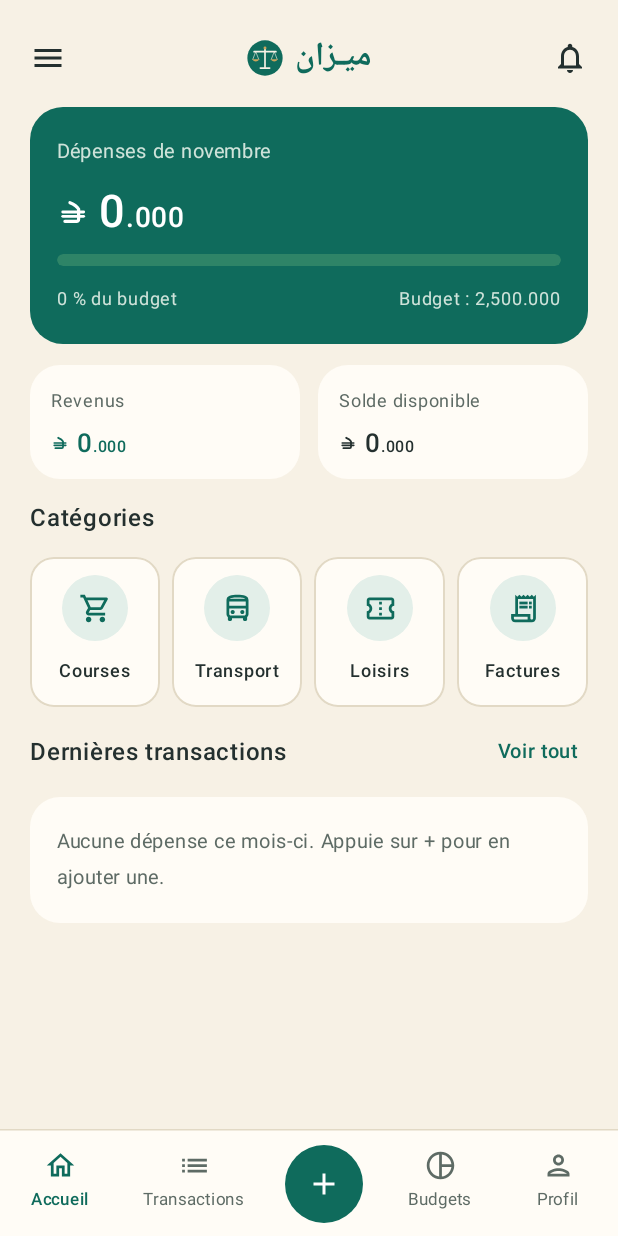
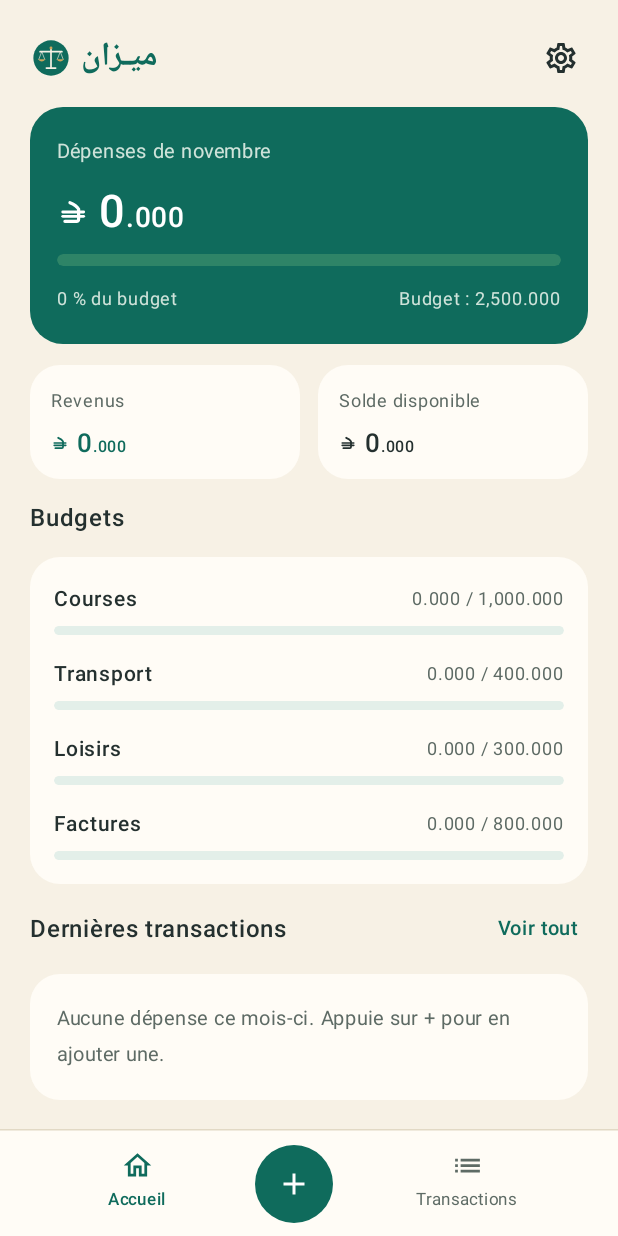
Before and after one commit to daly64/Mizan, an Android app built with Jetpack Compose: the screen it shows after launch (MainActivity), on a phone screen of 412 x 824 dp. Run offline under Robolectric (Android 15) with nearby library versions, the phone set to English and light mode, and no system bars; our stand-ins replace Room's generated code.

Commit message:
Interface simplifiée et splash sans son (v0.12)
- Barre du bas : Accueil · + · Transactions ; Réglages via ⚙ sur l'accueil
- Budgets par catégorie intégrés à l'accueil (onglet Budgets retiré)
- Réglages : thème et sauvegardes seulement (lignes inactives retirées)
- Formulaire sans choix espèces/carte
- Splash muet (son et réglage retirés)
- Base v3 : migration depuis la v1 et depuis les tests 0.11 (table notes retirée)

Co-Authored-By: Claude Opus 5.5 <noreply@anthropic.com>
Claude-Session: https://claude.ai/code/session_01AM7gcm1LZqXx7Jjv27HERG

```diff
--- a/app/build.gradle.kts
+++ b/app/build.gradle.kts
@@ -13,8 +13,8 @@ android {
         applicationId = "tn.mizan.app"
         minSdk = 26
         targetSdk = 35
-        versionCode = 14
-        versionName = "0.10.0"
+        versionCode = 18
+        versionName = "0.12.0"
     }
 
     buildTypes {
--- a/app/src/main/java/tn/mizan/app/data/MizanDatabase.kt
+++ b/app/src/main/java/tn/mizan/app/data/MizanDatabase.kt
@@ -9,6 +9,7 @@ import androidx.room.OnConflictStrategy
 import androidx.room.Query
 import androidx.room.Room
 import androidx.room.RoomDatabase
+import androidx.room.migration.Migration
 import androidx.sqlite.db.SupportSQLiteDatabase
 import kotlinx.coroutines.flow.Flow
 
@@ -50,7 +51,7 @@ interface MizanDao {
     suspend fun upsertBudgets(budgets: List<Budget>)
 }
 
-@Database(entities = [Expense::class, Budget::class], version = 1, exportSchema = false)
+@Database(entities = [Expense::class, Budget::class], version = 3, exportSchema = false)
 abstract class MizanDatabase : RoomDatabase() {
     abstract fun dao(): MizanDao
 
@@ -63,6 +64,17 @@ abstract class MizanDatabase : RoomDatabase() {
             Category.FACTURES to 800_000L
         )
 
+        // Les versions de test avec assistant IA (0.11.x) avaient passé la base en v2 avec une table « notes ».
+        // On revient à la version simple : v3 = mêmes tables que v1, la table des notes est retirée.
+        private val MIGRATION_1_3 = object : Migration(1, 3) {
+            override fun migrate(db: SupportSQLiteDatabase) {}
+        }
+        private val MIGRATION_2_3 = object : Migration(2, 3) {
+            override fun migrate(db: SupportSQLiteDatabase) {
+                db.execSQL("DROP TABLE IF EXISTS `notes`")
+            }
+        }
+
         @Volatile
         private var instance: MizanDatabase? = null
 
@@ -72,7 +84,7 @@ abstract class MizanDatabase : RoomDatabase() {
                     context.applicationContext,
                     MizanDatabase::class.java,
                     "mizan.db"
-                ).addCallback(object : RoomDatabase.Callback() {
+                ).addMigrations(MIGRATION_1_3, MIGRATION_2_3).addCallback(object : RoomDatabase.Callback() {
                     override fun onCreate(db: SupportSQLiteDatabase) {
                         super.onCreate(db)
                         DEFAULT_BUDGETS.forEach { (category, limit) ->
--- a/app/src/main/java/tn/mizan/app/ui/MizanApp.kt
+++ b/app/src/main/java/tn/mizan/app/ui/MizanApp.kt
@@ -17,8 +17,6 @@ import androidx.compose.material.icons.Icons
 import androidx.compose.material.icons.automirrored.outlined.List
 import androidx.compose.material.icons.filled.Add
 import androidx.compose.material.icons.outlined.Home
-import androidx.compose.material.icons.outlined.Person
-import androidx.compose.material.icons.outlined.PieChart
 import androidx.compose.material3.HorizontalDivider
 import androidx.compose.material3.Icon
 import androidx.compose.material3.Scaffold
@@ -48,7 +46,6 @@ import androidx.navigation.compose.currentBackStackEntryAsState
 import androidx.navigation.compose.rememberNavController
 import tn.mizan.app.ui.screens.AddExpenseScreen
 import tn.mizan.app.ui.screens.AnimatedSplash
-import tn.mizan.app.ui.screens.BudgetsScreen
 import tn.mizan.app.ui.screens.HomeScreen
 import tn.mizan.app.ui.screens.ProfileScreen
 import tn.mizan.app.ui.screens.TransactionsScreen
@@ -62,7 +59,6 @@ object Routes {
     const val HOME = "home"
     const val TRANSACTIONS = "transactions"
     const val ADD = "add"
-    const val BUDGETS = "budgets"
     const val PROFILE = "profile"
 }
 
@@ -100,7 +96,11 @@ fun MizanApp(vm: MizanViewModel = viewModel()) {
     ) { padding ->
         NavHost(nav, startDestination = Routes.HOME, modifier = Modifier.padding(padding)) {
             composable(Routes.HOME) {
-                HomeScreen(state, onSeeAll = { nav.navigate(Routes.TRANSACTIONS) })
+                HomeScreen(
+                    state,
+                    onSeeAll = { nav.navigate(Routes.TRANSACTIONS) },
+                    onSettings = { nav.navigate(Routes.PROFILE) { launchSingleTop = true } }
+                )
             }
             composable(Routes.TRANSACTIONS) {
                 TransactionsScreen(state, onDelete = vm::delete)
@@ -114,7 +114,6 @@ fun MizanApp(vm: MizanViewModel = viewModel()) {
                     }
                 )
             }
-            composable(Routes.BUDGETS) { BudgetsScreen(state) }
             composable(Routes.PROFILE) {
                 ProfileScreen(state, onRestore = vm::restore, onBackupNow = vm::backupNow)
             }
@@ -131,14 +130,9 @@ private fun MizanBottomBar(
     onSelect: (String) -> Unit,
     onAdd: () -> Unit
 ) {
-    val left = listOf(
-        Tab(Routes.HOME, "Accueil", Icons.Outlined.Home),
-        Tab(Routes.TRANSACTIONS, "Transactions", Icons.AutoMirrored.Outlined.List)
-    )
-    val right = listOf(
-        Tab(Routes.BUDGETS, "Budgets", Icons.Outlined.PieChart),
-        Tab(Routes.PROFILE, "Profil", Icons.Outlined.Person)
-    )
+    // Trois éléments seulement : Accueil, +, Transactions. Les réglages sont sur l'accueil (⚙).
+    val left = listOf(Tab(Routes.HOME, "Accueil", Icons.Outlined.Home))
+    val right = listOf(Tab(Routes.TRANSACTIONS, "Transactions", Icons.AutoMirrored.Outlined.List))
     Surface(color = CardWhite) {
         Column {
             HorizontalDivider(color = Line)
@@ -147,7 +141,7 @@ private fun MizanBottomBar(
                     .fillMaxWidth()
                     .navigationBarsPadding()
                     .padding(horizontal = 12.dp, vertical = 8.dp),
-                horizontalArrangement = Arrangement.SpaceBetween,
+                horizontalArrangement = Arrangement.SpaceEvenly,
                 verticalAlignment = Alignment.CenterVertically
             ) {
                 left.forEach { TabItem(it, current == it.route, onSelect) }
--- a/app/src/main/java/tn/mizan/app/ui/screens/HomeScreen.kt
+++ b/app/src/main/java/tn/mizan/app/ui/screens/HomeScreen.kt
@@ -1,5 +1,6 @@
 package tn.mizan.app.ui.screens
 
+import androidx.compose.foundation.clickable
 import androidx.compose.foundation.layout.Arrangement
 import androidx.compose.foundation.layout.Column
 import androidx.compose.foundation.layout.PaddingValues
@@ -12,10 +13,10 @@ import androidx.compose.foundation.layout.padding
 import androidx.compose.foundation.layout.width
 import androidx.compose.foundation.lazy.LazyColumn
 import androidx.compose.foundation.lazy.items
+import androidx.compose.foundation.shape.CircleShape
 import androidx.compose.foundation.shape.RoundedCornerShape
 import androidx.compose.material.icons.Icons
-import androidx.compose.material.icons.outlined.Menu
-import androidx.compose.material.icons.outlined.Notifications
+import androidx.compose.material.icons.outlined.Settings
 import androidx.compose.material3.Icon
 import androidx.compose.material3.LinearProgressIndicator
 import androidx.compose.material3.Surface
@@ -31,7 +32,6 @@ import androidx.compose.ui.unit.dp
 import androidx.compose.ui.unit.sp
 import tn.mizan.app.data.Category
 import tn.mizan.app.ui.MonthState
-import tn.mizan.app.ui.components.CategoryTile
 import tn.mizan.app.ui.components.EmptyHint
 import tn.mizan.app.ui.components.MizanCard
 import tn.mizan.app.ui.components.MizanLogo
@@ -42,6 +42,7 @@ import tn.mizan.app.ui.theme.Danger
 import tn.mizan.app.ui.theme.Emerald
 import tn.mizan.app.ui.theme.EmeraldLight
 import tn.mizan.app.ui.theme.Gold
+import tn.mizan.app.ui.theme.Mint
 import tn.mizan.app.ui.theme.Muted
 import tn.mizan.app.ui.theme.OnEmeraldSoft
 import tn.mizan.app.ui.theme.Slate
@@ -50,13 +51,13 @@ import tn.mizan.app.util.Money
 import kotlin.math.roundToInt
 
 @Composable
-fun HomeScreen(state: MonthState, onSeeAll: () -> Unit) {
+fun HomeScreen(state: MonthState, onSeeAll: () -> Unit, onSettings: () -> Unit) {
     LazyColumn(
         Modifier.fillMaxSize(),
         contentPadding = PaddingValues(20.dp),
         verticalArrangement = Arrangement.spacedBy(14.dp)
     ) {
-        item { HomeTopBar() }
+        item { HomeTopBar(onSettings) }
         item { TotalCard(state) }
         item {
             Row(horizontalArrangement = Arrangement.spacedBy(12.dp)) {
@@ -64,10 +65,12 @@ fun HomeScreen(state: MonthState, onSeeAll: () -> Unit) {
                 MiniCard("Solde disponible", state.balance, Slate, Modifier.weight(1f))
             }
         }
-        item { SectionHeader("Catégories") }
+        item { SectionHeader("Budgets") }
         item {
-            Row(horizontalArrangement = Arrangement.spacedBy(8.dp)) {
-                Category.entries.forEach { CategoryTile(it, Modifier.weight(1f)) }
+            MizanCard(Modifier.fillMaxWidth()) {
+                Column(Modifier.padding(16.dp), verticalArrangement = Arrangement.spacedBy(14.dp)) {
+                    Category.entries.forEach { c -> BudgetLine(c, state.spentBy(c), state.budgets[c] ?: 0L) }
+                }
             }
         }
         item { SectionHeader("Dernières transactions", "Voir tout", onSeeAll) }
@@ -81,15 +84,54 @@ fun HomeScreen(state: MonthState, onSeeAll: () -> Unit) {
 }
 
 @Composable
-private fun HomeTopBar() {
+private fun HomeTopBar(onSettings: () -> Unit) {
     Row(Modifier.fillMaxWidth(), verticalAlignment = Alignment.CenterVertically) {
-        Icon(Icons.Outlined.Menu, contentDescription = "Menu", tint = Slate)
-        Spacer(Modifier.weight(1f))
         MizanLogo(28.dp)
         Spacer(Modifier.width(6.dp))
         Text("ميـزان", fontSize = 22.sp, fontWeight = FontWeight.Bold, color = Emerald)
         Spacer(Modifier.weight(1f))
-        Icon(Icons.Outlined.Notifications, contentDescription = "Notifications", tint = Slate)
+        Icon(
+            Icons.Outlined.Settings,
+            contentDescription = "Réglages",
+            tint = Slate,
+            modifier = Modifier
+                .clip(CircleShape)
+                .clickable(onClick = onSettings)
+                .padding(6.dp)
+        )
+    }
+}
+
+/** Une ligne par catégorie : nom, montant dépensé sur le budget, barre de progression. */
+@Composable
+private fun BudgetLine(category: Category, spent: Long, limit: Long) {
+    val ratio = if (limit > 0) spent.toFloat() / limit else 0f
+    val over = limit > 0 && spent > limit
+    Column(verticalArrangement = Arrangement.spacedBy(6.dp)) {
+        Row(verticalAlignment = Alignment.CenterVertically) {
+            Text(category.label, fontSize = 14.sp, fontWeight = FontWeight.Medium, color = Slate, modifier = Modifier.weight(1f))
+            Text(
+                "${Money.format(spent)} / ${Money.format(limit)}",
+                fontSize = 12.sp,
+                color = if (over) Danger else Muted
+            )
+        }
+        LinearProgressIndicator(
+            progress = { ratio.coerceIn(0f, 1f) },
+            modifier = Modifier
+                .fillMaxWidth()
+                .height(6.dp)
+                .clip(RoundedCornerShape(3.dp)),
+            color = when {
+                over -> Danger
+                ratio > 0.8f -> Gold
+                else -> Emerald
+            },
+            trackColor = Mint,
+            strokeCap = StrokeCap.Round,
+            gapSize = 0.dp,
+            drawStopIndicator = {}
+        )
     }
 }
 
--- a/app/src/main/java/tn/mizan/app/ui/screens/SplashScreen.kt
+++ b/app/src/main/java/tn/mizan/app/ui/screens/SplashScreen.kt
@@ -18,10 +18,7 @@ import androidx.compose.foundation.layout.size
 import androidx.compose.foundation.shape.CircleShape
 import androidx.compose.material3.Text
 import androidx.compose.runtime.Composable
-import androidx.compose.runtime.DisposableEffect
 import androidx.compose.runtime.LaunchedEffect
-import androidx.compose.ui.platform.LocalContext
-import tn.mizan.app.util.SplashSounds
 import androidx.compose.runtime.remember
 import androidx.compose.ui.Alignment
 import androidx.compose.ui.Modifier
@@ -59,9 +56,6 @@ fun AnimatedSplash(onFinished: () -> Unit) {
     val lift = remember { Animatable(0f) }
     val textAlpha = remember { Animatable(0f) }
     val writing = remember { Animatable(0f) }
-    val context = LocalContext.current
-    val sounds = remember { SplashSounds(context) }
-    DisposableEffect(Unit) { onDispose { sounds.release() } }
 
     LaunchedEffect(Unit) {
         launch { logoAlpha.animateTo(1f, tween(400)) }
@@ -71,7 +65,6 @@ fun AnimatedSplash(onFinished: () -> Unit) {
         launch { lift.animateTo(1f, tween(500, easing = FastOutSlowInEasing)) }
         delay(150)
         // ميزان s'écrit de droite à gauche, comme à la plume
-        sounds.playCalame()
         writing.animateTo(1f, tween(1_400, easing = LinearEasing))
         textAlpha.animateTo(1f, tween(450))
         delay(900)
--- a/app/src/main/java/tn/mizan/app/util/SplashSounds.kt
+++ /dev/null
@@ -1,66 +0,0 @@
-package tn.mizan.app.util
-
-import android.content.Context
-import android.media.AudioAttributes
-import android.media.AudioManager
-import android.media.SoundPool
-import tn.mizan.app.R
-
-/**
- * Son du splash : le bruit d'un calame (plume de roseau) qui écrit ميزان, trait par trait,
- * synchronisé avec l'apparition du nom. Fichier embarqué (res/raw), aucune voix, aucun internet.
- * Muet en silencieux ou en vibreur, ou si l'option est coupée dans Profil.
- */
-class SplashSounds(context: Context) {
-
-    private val enabled: Boolean = isEnabled(context) &&
-        (context.getSystemService(AudioManager::class.java)?.ringerMode == AudioManager.RINGER_MODE_NORMAL)
-
-    private val pool: SoundPool? = if (!enabled) null else SoundPool.Builder()
-        .setMaxStreams(1)
-        .setAudioAttributes(
-            AudioAttributes.Builder()
-                .setUsage(AudioAttributes.USAGE_ASSISTANCE_SONIFICATION)
-                .setContentType(AudioAttributes.CONTENT_TYPE_SONIFICATION)
-                .build()
-        )
-        .build()
-
-    private var loaded = false
-    private var pending = false
-    private val calame: Int = pool?.load(context, R.raw.splash_calame, 1) ?: 0
-
-    init {
-        pool?.setOnLoadCompleteListener { p, id, status ->
-            if (status == 0 && id == calame) {
-                loaded = true
-                if (pending) {
-                    pending = false
-                    p.play(id, 1f, 1f, 1, 0, 1f)
-                }
-            }
-        }
-    }
-
-    /** Au moment où le calame commence à écrire ميزان. */
-    fun playCalame() {
-        val p = pool ?: return
-        if (loaded) p.play(calame, 1f, 1f, 1, 0, 1f) else pending = true
-    }
-
-    fun release() {
-        pool?.release()
-    }
-
-    companion object {
-        private const val PREFS = "mizan_reglages"
-        private const val KEY = "son_demarrage"
-
-        fun isEnabled(context: Context): Boolean =
-            context.getSharedPreferences(PREFS, Context.MODE_PRIVATE).getBoolean(KEY, true)
-
-        fun setEnabled(context: Context, value: Boolean) {
-            context.getSharedPreferences(PREFS, Context.MODE_PRIVATE).edit().putBoolean(KEY, value).apply()
-        }
-    }
-}
```
Also changed, not shown: app/src/main/java/tn/mizan/app/ui/screens/AddExpenseScreen.kt (+1 -20 lines), app/src/main/java/tn/mizan/app/ui/screens/BudgetsScreen.kt (deleted, +0 -159 lines), app/src/main/java/tn/mizan/app/ui/screens/ProfileScreen.kt (+6 -63 lines), 4 other files.
